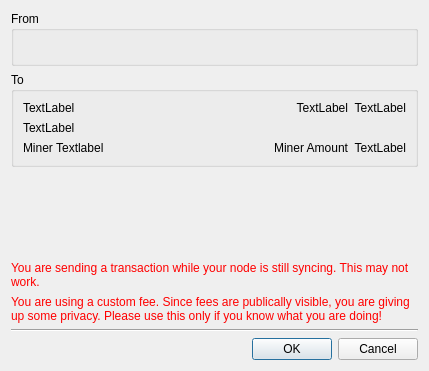
Qt form src/confirm.ui (z-bitcoinz/BitcoinZ_Blue) before a commit.
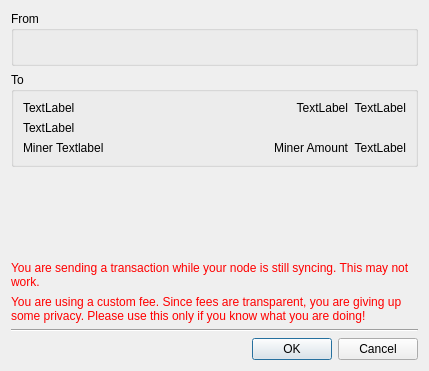
The same form after that commit.

Diff of the .ui file:
```diff
--- a/src/confirm.ui
+++ b/src/confirm.ui
@@ -165,7 +165,7 @@
       <string notr="true">color: red;</string>
      </property>
      <property name="text">
-      <string>You are using a custom fee. Since fees are publically visible, you are giving up some privacy. Please use this only if you know what you are doing!</string>
+      <string>You are using a custom fee. Since fees are transparent, you are giving up some privacy. Please use this only if you know what you are doing!</string>
      </property>
      <property name="wordWrap">
       <bool>true</bool>
```
